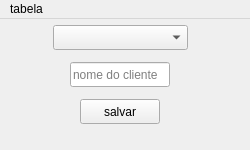
dviceentesilva532/rifa_game, file ui/main_ui.ui: the form before one commit.
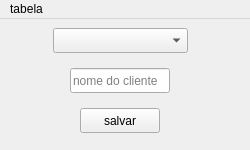
The form after the commit.

What changed in the file:
```diff
--- a/ui/main_ui.ui
+++ b/ui/main_ui.ui
@@ -50,7 +50,7 @@
       <x>0</x>
       <y>0</y>
       <width>241</width>
-      <height>111</height>
+      <height>123</height>
      </rect>
     </property>
     <layout class="QVBoxLayout" name="verticalLayout">
```
Left out of the diff: 6 changed lines with no effect on the pictures.
